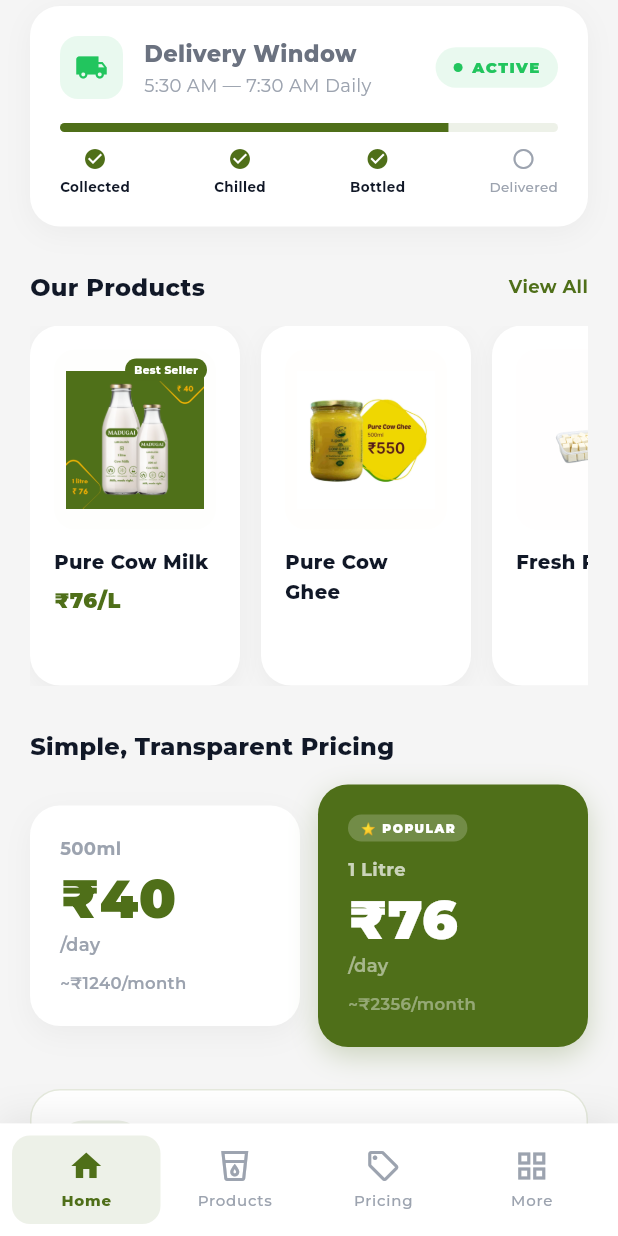
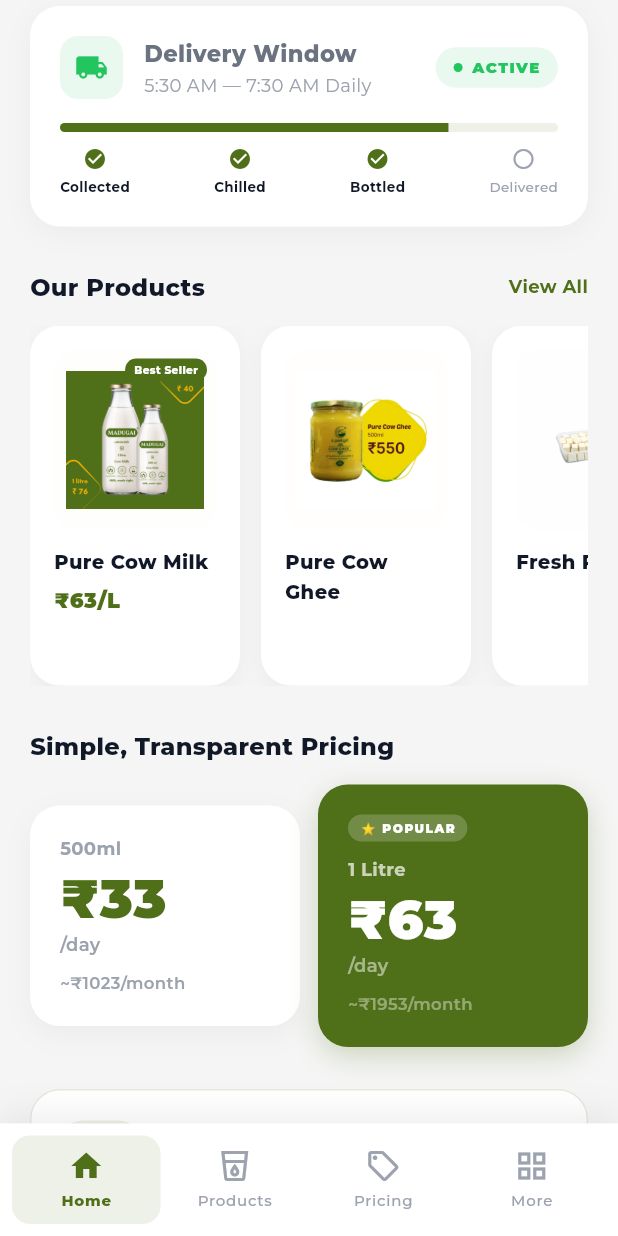
Before and after one commit to madugai/map-website, a Flutter app: the screen it shows after launch, scrolled down 576 dp, on a phone screen of 412 x 824 dp. Run offline on Flutter 3.47's test engine with Material 3 defaults, Android fonts, the light colour scheme and no system bars; our stand-ins replace google_fonts.

Commit message:
Update product prices: 500ml to Rs.33 and 1L to Rs.63

```diff
--- a/madugai_app/lib/core/l10n/translations.dart
+++ b/madugai_app/lib/core/l10n/translations.dart
@@ -68,12 +68,12 @@ class AppTranslations {
     'pricing.feature4': 'Free from hormones',
     'pricing.card1.title': 'Half a litre. Full of goodness.',
     'pricing.card1.subtitle': 'Perfect for light users or solo sippers',
-    'pricing.card1.price': '40',
-    'pricing.card1.monthly': '~₹1240/month',
+    'pricing.card1.price': '33',
+    'pricing.card1.monthly': '~₹1023/month',
     'pricing.card2.title': 'One litre, full satisfaction.',
     'pricing.card2.subtitle': 'Ideal for families or daily milk lovers',
-    'pricing.card2.price': '76',
-    'pricing.card2.monthly': '~₹2356/month',
+    'pricing.card2.price': '63',
+    'pricing.card2.monthly': '~₹1953/month',
     'pricing.cta': 'Book a free trial',
     'pricing.bottom':
         'Subscriptions are prepaid and billed monthly. Simple, transparent, and flexible.',
@@ -288,12 +288,12 @@ class AppTranslations {
     'pricing.feature4': 'ஹார்மோன்கள் அற்றது',
     'pricing.card1.title': 'அரை லிட்டர். முழுமையான ஆரோக்கியம்.',
     'pricing.card1.subtitle': 'தனியாக இருப்பவர்களுக்கு ஏற்றது',
-    'pricing.card1.price': '40',
-    'pricing.card1.monthly': '~₹1240/மாதம்',
+    'pricing.card1.price': '33',
+    'pricing.card1.monthly': '~₹1023/மாதம்',
     'pricing.card2.title': 'ஒரு லிட்டர். முழு திருப்தி.',
     'pricing.card2.subtitle': 'குடும்பங்களுக்கு ஏற்றது',
-    'pricing.card2.price': '76',
-    'pricing.card2.monthly': '~₹2356/மாதம்',
+    'pricing.card2.price': '63',
+    'pricing.card2.monthly': '~₹1953/மாதம்',
     'pricing.cta': 'இலவசமாக பதிவு செய்யவும்',
     'pricing.bottom':
         'விற்பனைக்கு முந்தைய சந்தா முறை. வெளிப்படையானது மற்றும் நெகிழ்வானது.',
--- a/madugai_app/lib/screens/home/home_screen.dart
+++ b/madugai_app/lib/screens/home/home_screen.dart
@@ -443,7 +443,7 @@ class HomeScreen extends StatelessWidget {
                       _ProductMiniCard(
                         imagePath: 'assets/images/milk.jpg',
                         title: lang.t('products.milk.title'),
-                        price: '₹76/L',
+                        price: '₹63/L',
                         badge: lang.t('products.badge.bestSeller'),
                         color: const Color(0xFFF0F7EB),
                       ),
@@ -494,7 +494,7 @@ class HomeScreen extends StatelessWidget {
                     Expanded(
                       child: _PricingMiniCard(
                         volume: '500ml',
-                        price: '₹40',
+                        price: '₹33',
                         perMonth: lang.t('pricing.card1.monthly'),
                         isPopular: false,
                       ),
@@ -503,7 +503,7 @@ class HomeScreen extends StatelessWidget {
                     Expanded(
                       child: _PricingMiniCard(
                         volume: '1 Litre',
-                        price: '₹76',
+                        price: '₹63',
                         perMonth: lang.t('pricing.card2.monthly'),
                         isPopular: true,
                       ),
--- a/madugai_app/lib/screens/pricing/pricing_screen.dart
+++ b/madugai_app/lib/screens/pricing/pricing_screen.dart
@@ -118,7 +118,7 @@ class PricingScreen extends StatelessWidget {
                   children: [
                     _PricingRowCard(
                       volume: '500ml',
-                      price: '40',
+                      price: '33',
                       perMonth: lang.t('pricing.card1.monthly'),
                       subtitle: lang.t('pricing.card1.subtitle'),
                       isPopular: false,
@@ -126,7 +126,7 @@ class PricingScreen extends StatelessWidget {
                     const SizedBox(height: 16),
                     _PricingRowCard(
                       volume: '1 Litre',
-                      price: '76',
+                      price: '63',
                       perMonth: lang.t('pricing.card2.monthly'),
                       subtitle: lang.t('pricing.card2.subtitle'),
                       isPopular: true,
```
Also changed, not shown: public/images/pricing.png, 2 other files.
